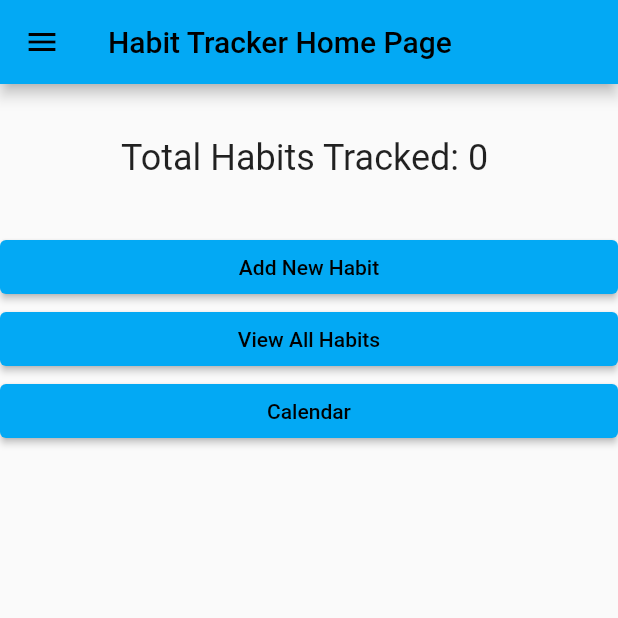
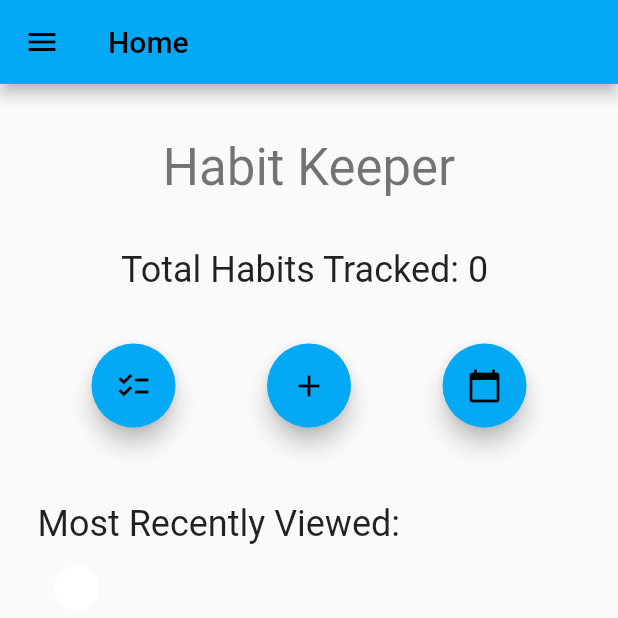
Before and after one commit to nhysmith/MyAppProject, a Flutter app: the screen it shows after launch, on a phone screen of 412 x 824 dp, the top half of it. Run offline on Flutter 3.47's test engine with Material 2 defaults, Android fonts, the phone set to English and light mode, and no system bars; our stand-ins replace shared_preferences, syncfusion_flutter_calendar.

```diff
--- a/lib/calendar_page.dart
+++ b/lib/calendar_page.dart
@@ -33,7 +33,7 @@ class _CalendarPageState extends State<CalendarPage> {
     });
 
     Navigator.push(context,
-        MaterialPageRoute(builder: (context) => MyHomePage(title: 'Habit Tracker Home Page')));
+        MaterialPageRoute(builder: (context) => MyHomePage(title: 'Home')));
   }
 
   void _viewHabit(int index) {
@@ -99,7 +99,7 @@ class _CalendarPageState extends State<CalendarPage> {
                 onTap: _addHabit,
               ),
               ListTile(
-                leading: Icon(Icons.view_column),
+                leading: Icon(Icons.checklist),
                 title: Text("View All: List View"),
                 onTap: _viewHabits,
               ),
@@ -122,6 +122,7 @@ class _CalendarPageState extends State<CalendarPage> {
           view: CalendarView.month,
           showDatePickerButton: true,
           showNavigationArrow: true,
+          initialSelectedDate: DateTime.now(),
           //allowViewNavigation: false,
           /*allowedViews: <CalendarView>[
             //CalendarView.day,
--- a/lib/main.dart
+++ b/lib/main.dart
@@ -15,19 +15,21 @@ void main() {
 
 class MyApp extends StatelessWidget {
   const MyApp({Key? key}) : super(key: key);
-
+  //taskManager.Load();
   @override
   Widget build(BuildContext context) {
+    taskManager.Load();
     return MaterialApp(
-      title: 'Habit Tracker Demo',
+      title: 'Habit Keeper',
       debugShowCheckedModeBanner: false,
       theme: ThemeData(
         primarySwatch: Colors.lightBlue,
       ),
-      home: const MyHomePage(title: 'Habit Tracker Home Page'), //BottomBarNav()
+      home: const MyHomePage(title: 'Home'), //BottomBarNav()
       //const ViewAllPage(title: 'Home',)
     );
   }
+
 }
 
 /*class MyHomePage extends StatefulWidget {
--- a/lib/my_home_page.dart
+++ b/lib/my_home_page.dart
@@ -1,5 +1,6 @@
 import 'package:flutter/material.dart';
 import 'package:habittracker_v3/view_all_page.dart';
+import 'package:habittracker_v3/view_single_page.dart';
 
 import 'add_page.dart';
 import 'calendar_page.dart';
@@ -16,23 +17,25 @@ class MyHomePage extends StatefulWidget {
 }
 
 class _MyHomePageState extends State<MyHomePage> {
-  int _counter = 0;
+  Color color = Colors.white;
+  String name = '';
+
 
   void _incrementCounter() {
     setState(() {
 
-      _counter++;
     });
 
     Navigator.push(context,
         MaterialPageRoute(builder: (context) => const AddPage(title: 'Add Habit')));
   }
+
   void _home() {
     setState(() {
     });
 
     Navigator.push(context,
-        MaterialPageRoute(builder: (context) => MyHomePage(title: 'Habit Tracker Home Page')));
+        MaterialPageRoute(builder: (context) => const MyHomePage(title: 'Home')));
   }
   void _addHabit() {
     setState(() {
@@ -66,15 +69,15 @@ class _MyHomePageState extends State<MyHomePage> {
             children: [
               Container(
                 height: 65,
-                child: DrawerHeader(
+                child: const DrawerHeader(
                     decoration: BoxDecoration(
                       color: Colors.lightBlue,
                     ),
                     child: Text("Menu")),
               ),
               ListTile(
-                leading: Icon(Icons.home),
-                title: Text("Home"),
+                leading: const Icon(Icons.home),
+                title: const Text("Home"),
                 onTap: _home,
               ),
               ListTile(
@@ -83,7 +86,7 @@ class _MyHomePageState extends State<MyHomePage> {
                 onTap: _addHabit,
               ),
               ListTile(
-                leading: Icon(Icons.view_column),
+                leading: Icon(Icons.checklist),
                 title: Text("View All: List View"),
                 onTap: _viewHabits,
               ),
@@ -103,7 +106,15 @@ class _MyHomePageState extends State<MyHomePage> {
         child: ListView(
           //mainAxisAlignment: MainAxisAlignment.start,
           children: <Widget>[
-            SizedBox(height: 35,),
+            //SizedBox(height: 35,),
+            Container(
+              alignment: Alignment.center,
+              padding: const EdgeInsets.all(35),
+              child: Text(
+                'Habit Keeper',
+                style: Theme.of(context).textTheme.headline4,
+              ),
+            ),
 
             Container(
               alignment: Alignment.center,
@@ -113,9 +124,86 @@ class _MyHomePageState extends State<MyHomePage> {
               ),
             ),
             SizedBox(height: 35,),
-            ElevatedButton(onPressed: _addHabit, child: Text('Add New Habit')),
-            ElevatedButton(onPressed: _viewHabits, child: Text('View All Habits')),
-            ElevatedButton(onPressed: _calendarView, child: Text('Calendar')),
+            Container(
+              child: Row(
+                mainAxisAlignment: MainAxisAlignment.spaceEvenly,
+                children: <Widget>[
+                  //RotatedBox(quarterTurns: 1, child: Icon(Icons.compare_arrows)
+                  FloatingActionButton(
+                      onPressed: _viewHabits,
+                      child: Icon(Icons.checklist),
+                      //RotatedBox(quarterTurns: 1, child: Icon(Icons.view_column)),
+                      tooltip: 'View All Habits',
+                      heroTag: 'btn1',
+                  ),
+                  /*IconButton(
+                      onPressed: _viewHabits,
+                      icon: Icon(Icons.view_column),
+                      tooltip: 'View All Habits'),*/
+                  FloatingActionButton(onPressed: _addHabit, tooltip: 'Add New Habit', child: Icon(Icons.add),
+                    heroTag: 'btn2',
+                  ),
+                  FloatingActionButton(onPressed: _calendarView, tooltip: 'Calendar', child: Icon(Icons.calendar_today),
+                    heroTag: 'btn3',
+                  ),
+                ],
+              ),
+            ),
+            Container(
+              alignment: Alignment.centerLeft,
+              padding: EdgeInsets.only(left: 25, top: 50),
+              child: Text(
+                'Most Recently Viewed:',
+                style: Theme.of(context).textTheme.headline5,
+              ),
+            ),
+            ListTile(
+              onTap: () => {
+                if(taskManager.tasks.length > 0)
+                  {
+                    Navigator.push(context,
+                    MaterialPageRoute(builder: (context) => ViewSinglePage(title: 'View Habit')))
+                  }
+                else
+                {
+
+                }
+              },
+              title: Container(
+                height: 50,
+                padding: const EdgeInsets.all(10),
+                child: SingleChildScrollView(
+                  scrollDirection: Axis.horizontal,
+                  child: Row(
+                    children: <Widget>[
+                      Container(
+                        height: 50,
+                        width: 50,
+                        decoration: BoxDecoration(
+                          color: taskManager.tasks.length > 0 ? taskManager.currentTask.iconColor : color,
+                          shape: BoxShape.circle
+                        ),
+                      ),
+                      Text(taskManager.tasks.length > 0 ? taskManager.currentTask.taskName : name),
+                    ],
+                  ),
+                ),
+              ),
+            ),
+            /*SizedBox(height: 35,),
+            Container(
+              //height: 50,
+              padding: EdgeInsets.symmetric(horizontal: 100),
+              child: ElevatedButton(onPressed: _addHabit, child: Text('Add New Habit')),
+            ),
+            Container(
+              padding: EdgeInsets.symmetric(horizontal: 100),
+              child: ElevatedButton(onPressed: _viewHabits, child: Text('View All Habits')),
+            ),
+            Container(
+              padding: EdgeInsets.symmetric(horizontal: 100),
+              child: ElevatedButton(onPressed: _calendarView, child: Text('Calendar')),
+            ),*/
 
 
             /* Row(mainAxisAlignment: MainAxisAlignment.center,
@@ -143,12 +231,6 @@ class _MyHomePageState extends State<MyHomePage> {
           ],
         ),
       ),
-      //floatingActionButton: FloatingActionButton(
-      // onPressed: _incrementCounter,
-      //tooltip: 'Increment',
-      //child: const Icon(Icons.add),
-      // ),
-      // This trailing comma makes auto-formatting nicer for build methods.
     );
   }
 }
--- a/lib/view_all_page.dart
+++ b/lib/view_all_page.dart
@@ -26,14 +26,14 @@ class ViewAllPage extends StatefulWidget {
 }
 
 class _ViewAllPageState extends State<ViewAllPage> {
-  int _counter = taskManager.tasks.length;
+  //int _counter = taskManager.tasks.length;
 
   void _home() {
     setState(() {
     });
 
     Navigator.push(context,
-        MaterialPageRoute(builder: (context) => MyHomePage(title: 'Habit Tracker Home Page')));
+        MaterialPageRoute(builder: (context) => const MyHomePage(title: 'Home')));
   }
 
   void _addHabit() {
@@ -99,7 +99,7 @@ class _ViewAllPageState extends State<ViewAllPage> {
                 onTap: _addHabit,
               ),
               ListTile(
-                leading: Icon(Icons.view_column),
+                leading: Icon(Icons.checklist),
                 title: Text("View All: List View"),
                 onTap: _viewHabits,
               ),
@@ -115,7 +115,7 @@ class _ViewAllPageState extends State<ViewAllPage> {
       appBar: AppBar(
         // Here we take the value from the MyHomePage object that was created by
         // the App.build method, and use it to set our appbar title.
-        title: Text(widget.title),
+        title: Text(widget.title + ' (${taskManager.tasks.length})'),
       ),
       body: ListView.builder(
         padding: const EdgeInsets.only(right: 20),
```
Also changed, not shown: lib/add_page.dart (+5 -43 lines), lib/task_manager.dart (+9 -4 lines), lib/view_single_page.dart (+121 -85 lines).
